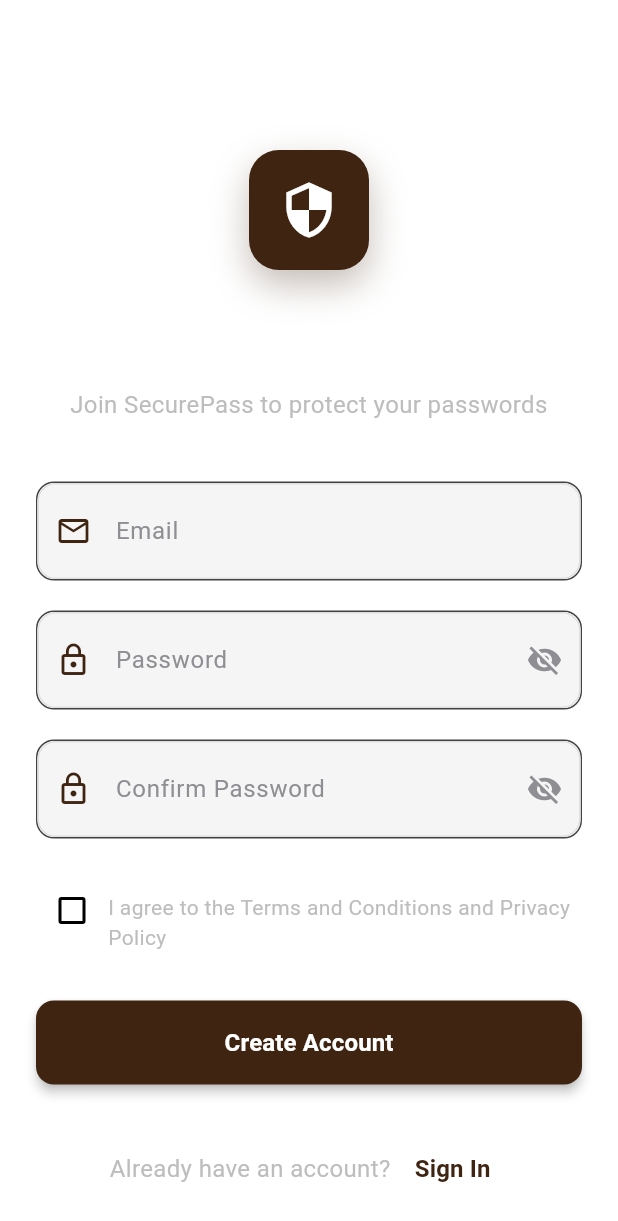
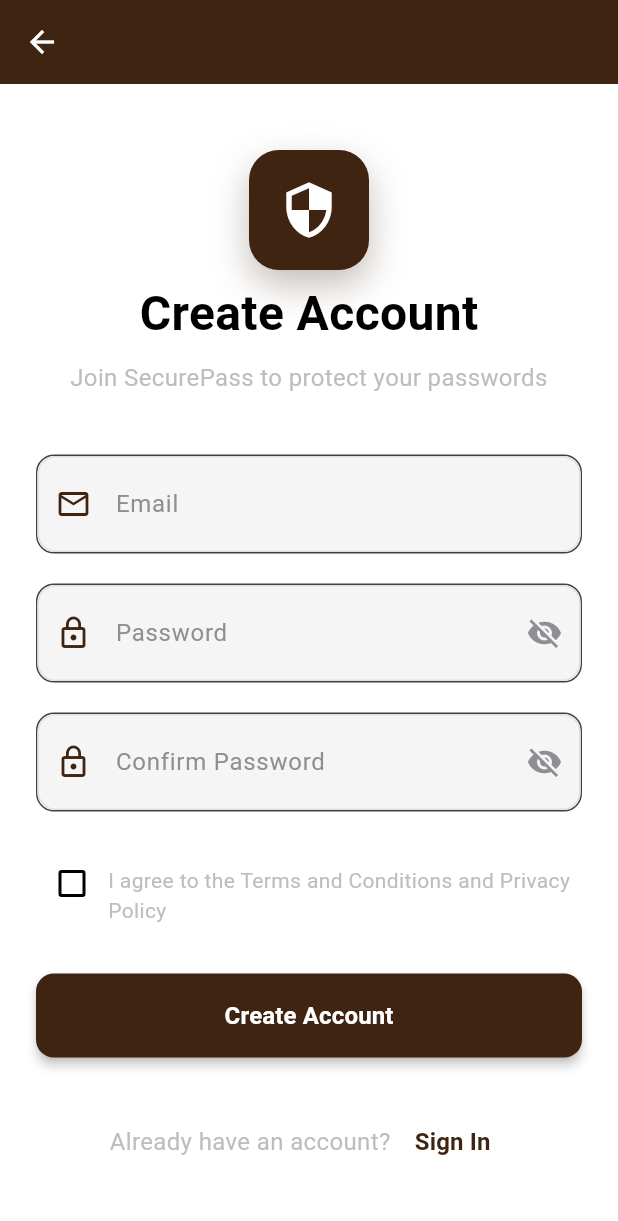
Before and after one commit to hamdiqbal/pass_manager, a Flutter app: the SignUpPage screen opened directly, on a phone screen of 412 x 824 dp. Shown: the top 1221 px of the screen. Run offline on Flutter 3.47's test engine with Material 3 defaults, Android fonts, the phone set to English and light mode, and no system bars; our stand-ins replace cloud_firestore, firebase_auth, firebase_core, local_auth, shared_preferences; accounts and stored records are empty.

Commit message:
login and signu pages UI betterment

```diff
--- a/lib/pages/signup_page.dart
+++ b/lib/pages/signup_page.dart
@@ -89,7 +89,7 @@ class _SignUpPageState extends State<SignUpPage> {
     return Scaffold(
       backgroundColor: Colors.white,
       appBar: AppBar(
-        backgroundColor: Colors.transparent,
+        backgroundColor: const Color(0xFF3E2411),
         elevation: 0,
         leading: IconButton(
           icon: const Icon(Icons.arrow_back, color: Colors.white),
@@ -129,13 +129,13 @@ class _SignUpPageState extends State<SignUpPage> {
                           size: 40,
                         ),
                       ),
-                      const SizedBox(height: 24),
+                      const SizedBox(height: 6),
                       const Text(
                         'Create Account',
                         style: TextStyle(
                           fontSize: 32,
                           fontWeight: FontWeight.bold,
-                          color: Colors.white,
+                          color: Colors.black,
                         ),
                       ),
                       const SizedBox(height: 8),
@@ -171,7 +171,7 @@ class _SignUpPageState extends State<SignUpPage> {
                         child: TextFormField(
                           controller: _emailController,
                           keyboardType: TextInputType.emailAddress,
-                          style: const TextStyle(color: Colors.white),
+                          style: const TextStyle(color: Colors.black),
                           decoration: const InputDecoration(
                             labelText: 'Email',
                             labelStyle: TextStyle(color: Color(0xFF8E8E93)),
@@ -210,7 +210,7 @@ class _SignUpPageState extends State<SignUpPage> {
                         child: TextFormField(
                           controller: _passwordController,
                           obscureText: _obscurePassword,
-                          style: const TextStyle(color: Colors.white),
+                          style: const TextStyle(color: Colors.black),
                           decoration: InputDecoration(
                             labelText: 'Password',
                             labelStyle: const TextStyle(color: Color(0xFF8E8E93)),
@@ -261,7 +261,7 @@ class _SignUpPageState extends State<SignUpPage> {
                         child: TextFormField(
                           controller: _confirmPasswordController,
                           obscureText: _obscureConfirmPassword,
-                          style: const TextStyle(color: Colors.white),
+                          style: const TextStyle(color: Colors.black),
                           decoration: InputDecoration(
                             labelText: 'Confirm Password',
                             labelStyle: const TextStyle(color: Color(0xFF8E8E93)),
@@ -335,10 +335,13 @@ class _SignUpPageState extends State<SignUpPage> {
                         width: double.infinity,
                         height: 56,
                         child: ElevatedButton(
-                          onPressed: _isLoading ? null : _signUp,
+                          onPressed: _isLoading ? () {} : _signUp,
                           style: ElevatedButton.styleFrom(
                             backgroundColor: const Color(0xFF3E2411),
                             foregroundColor: Colors.white,
+                            overlayColor: const Color(0xFF5D3A1A),
+                            disabledBackgroundColor: const Color(0xFF3E2411),
+                            disabledForegroundColor: Colors.white,
                             shape: RoundedRectangleBorder(
                               borderRadius: BorderRadius.circular(12),
                             ),
```
Also changed, not shown: lib/pages/login_page.dart (+8 -5 lines).
